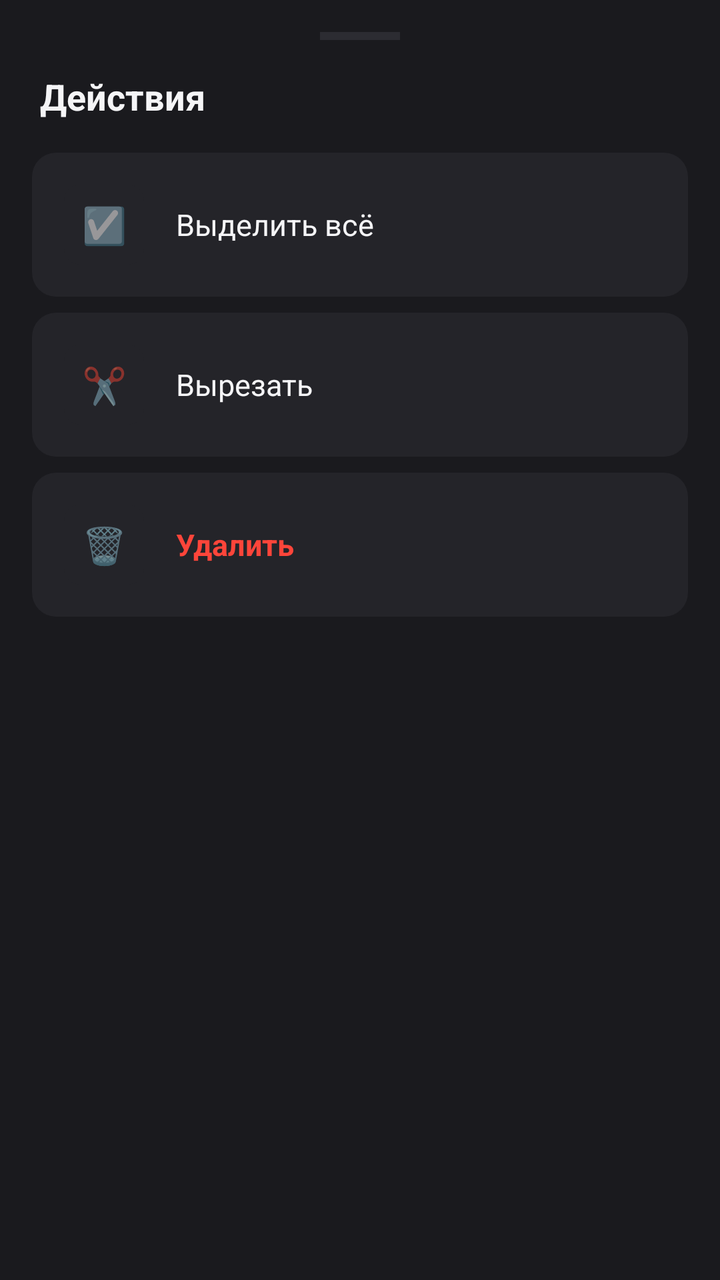
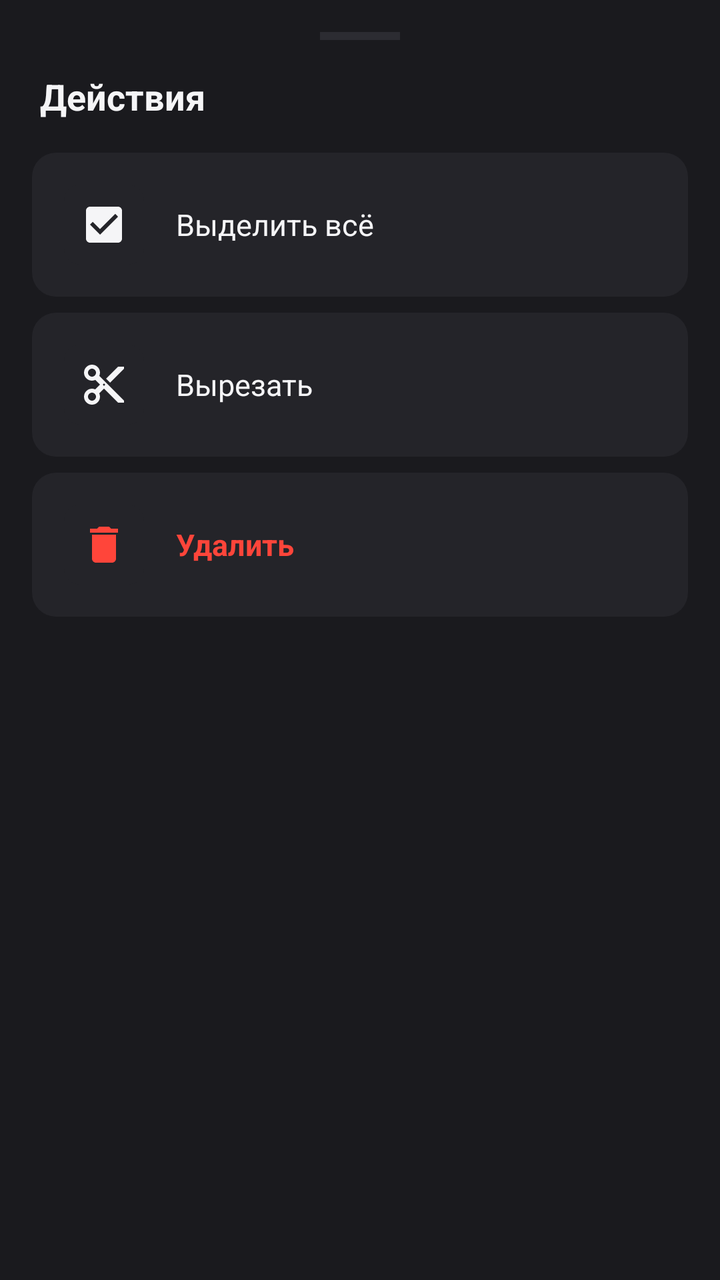

The first picture is an Android layout as it rendered before a commit; the second is the same layout after the commit. The layout source and the unified diff follow.
<!-- AndroidManifest.xml: application theme Theme.KoilCloud -->
<!-- res/layout/sheet_selection_actions.xml -->
<?xml version="1.0" encoding="utf-8"?>
<LinearLayout xmlns:android="http://schemas.android.com/apk/res/android"
    android:layout_width="match_parent"
    android:layout_height="wrap_content"
    android:orientation="vertical"
    android:background="@color/surface"
    android:paddingHorizontal="16dp"
    android:paddingTop="16dp"
    android:paddingBottom="24dp">

    <View
        android:layout_width="40dp"
        android:layout_height="4dp"
        android:layout_gravity="center_horizontal"
        android:layout_marginBottom="16dp"
        android:background="@color/border" />

    <TextView
        android:layout_width="wrap_content"
        android:layout_height="wrap_content"
        android:layout_marginBottom="16dp"
        android:layout_marginStart="4dp"
        android:text="Действия"
        android:textColor="@color/text_primary"
        android:textSize="18sp"
        android:textStyle="bold" />

    
    <LinearLayout
        android:id="@+id/selSelectAll"
        android:layout_width="match_parent"
        android:layout_height="wrap_content"
        android:orientation="horizontal"
        android:gravity="center_vertical"
        android:background="@drawable/bg_sheet_item"
        android:padding="16dp"
        android:layout_marginBottom="8dp"
        android:clickable="true"
        android:focusable="true"
        android:foreground="?attr/selectableItemBackground">

        <TextView
            android:layout_width="40dp"
            android:layout_height="40dp"
            android:background="@drawable/bg_icon"
            android:gravity="center"
            android:text="☑️"
            android:textSize="18sp" />

        <TextView
            android:layout_width="wrap_content"
            android:layout_height="wrap_content"
            android:layout_marginStart="16dp"
            android:text="Выделить всё"
            android:textColor="@color/text_primary"
            android:textSize="15sp" />
    </LinearLayout>

    
    <LinearLayout
        android:id="@+id/selRename"
        android:layout_width="match_parent"
        android:layout_height="wrap_content"
        android:orientation="horizontal"
        android:gravity="center_vertical"
        android:background="@drawable/bg_sheet_item"
        android:padding="16dp"
        android:layout_marginBottom="8dp"
        android:clickable="true"
        android:focusable="true"
        android:visibility="gone"
        android:foreground="?attr/selectableItemBackground">

        <TextView
            android:layout_width="40dp"
            android:layout_height="40dp"
            android:background="@drawable/bg_icon"
            android:gravity="center"
            android:text="✏️"
            android:textSize="18sp" />

        <TextView
            android:layout_width="wrap_content"
            android:layout_height="wrap_content"
            android:layout_marginStart="16dp"
            android:text="Переименовать"
            android:textColor="@color/text_primary"
            android:textSize="15sp" />
    </LinearLayout>

    
    <LinearLayout
        android:id="@+id/selCut"
        android:layout_width="match_parent"
        android:layout_height="wrap_content"
        android:orientation="horizontal"
        android:gravity="center_vertical"
        android:background="@drawable/bg_sheet_item"
        android:padding="16dp"
        android:layout_marginBottom="8dp"
        android:clickable="true"
        android:focusable="true"
        android:foreground="?attr/selectableItemBackground">

        <TextView
            android:layout_width="40dp"
            android:layout_height="40dp"
            android:background="@drawable/bg_icon"
            android:gravity="center"
            android:text="✂️"
            android:textSize="18sp" />

        <TextView
            android:layout_width="wrap_content"
            android:layout_height="wrap_content"
            android:layout_marginStart="16dp"
            android:text="Вырезать"
            android:textColor="@color/text_primary"
            android:textSize="15sp" />
    </LinearLayout>

    
    <LinearLayout
        android:id="@+id/selDelete"
        android:layout_width="match_parent"
        android:layout_height="wrap_content"
        android:orientation="horizontal"
        android:gravity="center_vertical"
        android:background="@drawable/bg_sheet_item"
        android:padding="16dp"
        android:clickable="true"
        android:focusable="true"
        android:foreground="?attr/selectableItemBackground">

        <TextView
            android:layout_width="40dp"
            android:layout_height="40dp"
            android:background="@drawable/bg_icon"
            android:gravity="center"
            android:text="🗑️"
            android:textSize="18sp" />

        <TextView
            android:layout_width="wrap_content"
            android:layout_height="wrap_content"
            android:layout_marginStart="16dp"
            android:text="Удалить"
            android:textColor="@color/danger"
            android:textSize="15sp"
            android:textStyle="bold" />
    </LinearLayout>

</LinearLayout>
<!-- resources referenced by this layout -->
<resources>
  <color name="border">#2C2C32</color>
  <color name="danger">#FF453A</color>
  <color name="surface">#1A1A1E</color>
  <color name="text_primary">#F5F5F7</color>
  <!-- drawable bg_icon (drawable) -->
  <?xml version="1.0" encoding="utf-8"?>
  <shape xmlns:android="http://schemas.android.com/apk/res/android">
      <solid android:color="@color/surface_elevated" />
      <corners android:radius="8dp" />
  </shape>
  <!-- drawable bg_sheet_item (drawable) -->
  <?xml version="1.0" encoding="utf-8"?>
  <shape xmlns:android="http://schemas.android.com/apk/res/android">
      <solid android:color="@color/surface_elevated" />
      <corners android:radius="12dp" />
  </shape>
  <style name="Theme.KoilCloud" parent="Theme.MaterialComponents.DayNight.NoActionBar">
          <item name="android:statusBarColor">@color/bg</item>
          <item name="android:navigationBarColor">@color/bg</item>
          <item name="android:windowBackground">@color/bg</item>
          <item name="android:windowLightStatusBar">false</item>
      </style>
  <color name="surface_elevated">#242429</color>
  <color name="bg">#0D0D0F</color>
</resources>

<!-- the commit's change to res/layout/sheet_selection_actions.xml (unified diff, before → after) -->
@@ -1,5 +1,6 @@
 <?xml version="1.0" encoding="utf-8"?>
 <LinearLayout xmlns:android="http://schemas.android.com/apk/res/android"
+    xmlns:app="http://schemas.android.com/apk/res-auto"
     android:layout_width="match_parent"
     android:layout_height="wrap_content"
     android:orientation="vertical"
@@ -25,7 +26,6 @@
         android:textSize="18sp"
         android:textStyle="bold" />
 
-    
     <LinearLayout
         android:id="@+id/selSelectAll"
         android:layout_width="match_parent"
@@ -39,13 +39,13 @@
         android:focusable="true"
         android:foreground="?attr/selectableItemBackground">
 
-        <TextView
+        <ImageView
             android:layout_width="40dp"
             android:layout_height="40dp"
             android:background="@drawable/bg_icon"
-            android:gravity="center"
-            android:text="☑️"
-            android:textSize="18sp" />
+            android:padding="8dp"
+            android:src="@drawable/ic_check_box"
+            app:tint="@color/text_primary" />
 
         <TextView
             android:layout_width="wrap_content"
@@ -56,7 +56,6 @@
             android:textSize="15sp" />
     </LinearLayout>
 
-    
     <LinearLayout
         android:id="@+id/selRename"
         android:layout_width="match_parent"
@@ -71,13 +70,13 @@
         android:visibility="gone"
         android:foreground="?attr/selectableItemBackground">
 
-        <TextView
+        <ImageView
             android:layout_width="40dp"
             android:layout_height="40dp"
             android:background="@drawable/bg_icon"
-            android:gravity="center"
-            android:text="✏️"
-            android:textSize="18sp" />
+            android:padding="8dp"
+            android:src="@drawable/ic_edit"
+            app:tint="@color/text_primary" />
 
         <TextView
             android:layout_width="wrap_content"
@@ -88,7 +87,6 @@
             android:textSize="15sp" />
     </LinearLayout>
 
-    
     <LinearLayout
         android:id="@+id/selCut"
         android:layout_width="match_parent"
@@ -102,13 +100,13 @@
         android:focusable="true"
         android:foreground="?attr/selectableItemBackground">
 
-        <TextView
+        <ImageView
             android:layout_width="40dp"
             android:layout_height="40dp"
             android:background="@drawable/bg_icon"
-            android:gravity="center"
-            android:text="✂️"
-            android:textSize="18sp" />
+            android:padding="8dp"
+            android:src="@drawable/ic_content_cut"
+            app:tint="@color/text_primary" />
 
         <TextView
             android:layout_width="wrap_content"
@@ -119,7 +117,6 @@
             android:textSize="15sp" />
     </LinearLayout>
 
-    
     <LinearLayout
         android:id="@+id/selDelete"
         android:layout_width="match_parent"
@@ -132,13 +129,13 @@
         android:focusable="true"
         android:foreground="?attr/selectableItemBackground">
 
-        <TextView
+        <ImageView
             android:layout_width="40dp"
             android:layout_height="40dp"
             android:background="@drawable/bg_icon"
-            android:gravity="center"
-            android:text="🗑️"
-            android:textSize="18sp" />
+            android:padding="8dp"
+            android:src="@drawable/ic_delete"
+            app:tint="@color/danger" />
 
         <TextView
             android:layout_width="wrap_content"
<!-- resource entries referenced after the edit -->
@@ -16,6 +16,30 @@
       <solid android:color="@color/surface_elevated" />
       <corners android:radius="12dp" />
   </shape>
+  <!-- drawable ic_check_box (drawable) -->
+  <vector xmlns:android="http://schemas.android.com/apk/res/android" android:height="24dp" android:tint="#000000" android:viewportHeight="24" android:viewportWidth="24" android:width="24dp">
+        
+      <path android:fillColor="@android:color/white" android:pathData="M19,3L5,3c-1.11,0 -2,0.9 -2,2v14c0,1.1 0.89,2 2,2h14c1.11,0 2,-0.9 2,-2L21,5c0,-1.1 -0.89,-2 -2,-2zM10,17l-5,-5 1.41,-1.41L10,14.17l7.59,-7.59L19,8l-9,9z"/>
+      
+  </vector>
+  <!-- drawable ic_content_cut (drawable) -->
+  <vector xmlns:android="http://schemas.android.com/apk/res/android" android:height="24dp" android:tint="#000000" android:viewportHeight="24" android:viewportWidth="24" android:width="24dp">
+        
+      <path android:fillColor="@android:color/white" android:pathData="M9.64,7.64c0.23,-0.5 0.36,-1.05 0.36,-1.64 0,-2.21 -1.79,-4 -4,-4S2,3.79 2,6s1.79,4 4,4c0.59,0 1.14,-0.13 1.64,-0.36L10,12l-2.36,2.36C7.14,14.13 6.59,14 6,14c-2.21,0 -4,1.79 -4,4s1.79,4 4,4 4,-1.79 4,-4c0,-0.59 -0.13,-1.14 -0.36,-1.64L12,14l7,7h3v-1L9.64,7.64zM6,8c-1.1,0 -2,-0.89 -2,-2s0.9,-2 2,-2 2,0.89 2,2 -0.9,2 -2,2zM6,20c-1.1,0 -2,-0.89 -2,-2s0.9,-2 2,-2 2,0.89 2,2 -0.9,2 -2,2zM12,12.5c-0.28,0 -0.5,-0.22 -0.5,-0.5s0.22,-0.5 0.5,-0.5 0.5,0.22 0.5,0.5 -0.22,0.5 -0.5,0.5zM19,3l-6,6 2,2 7,-7L22,3z"/>
+      
+  </vector>
+  <!-- drawable ic_delete (drawable) -->
+  <vector xmlns:android="http://schemas.android.com/apk/res/android" android:height="24dp" android:tint="#000000" android:viewportHeight="24" android:viewportWidth="24" android:width="24dp">
+        
+      <path android:fillColor="@android:color/white" android:pathData="M6,19c0,1.1 0.9,2 2,2h8c1.1,0 2,-0.9 2,-2V7H6v12zM19,4h-3.5l-1,-1h-5l-1,1H5v2h14V4z"/>
+      
+  </vector>
+  <!-- drawable ic_edit (drawable) -->
+  <vector xmlns:android="http://schemas.android.com/apk/res/android" android:height="24dp" android:tint="#000000" android:viewportHeight="24" android:viewportWidth="24" android:width="24dp">
+        
+      <path android:fillColor="@android:color/white" android:pathData="M3,17.25V21h3.75L17.81,9.94l-3.75,-3.75L3,17.25zM20.71,7.04c0.39,-0.39 0.39,-1.02 0,-1.41l-2.34,-2.34c-0.39,-0.39 -1.02,-0.39 -1.41,0l-1.83,1.83 3.75,3.75 1.83,-1.83z"/>
+      
+  </vector>
   <style name="Theme.KoilCloud" parent="Theme.MaterialComponents.DayNight.NoActionBar">
           <item name="android:statusBarColor">@color/bg</item>
           <item name="android:navigationBarColor">@color/bg</item>
